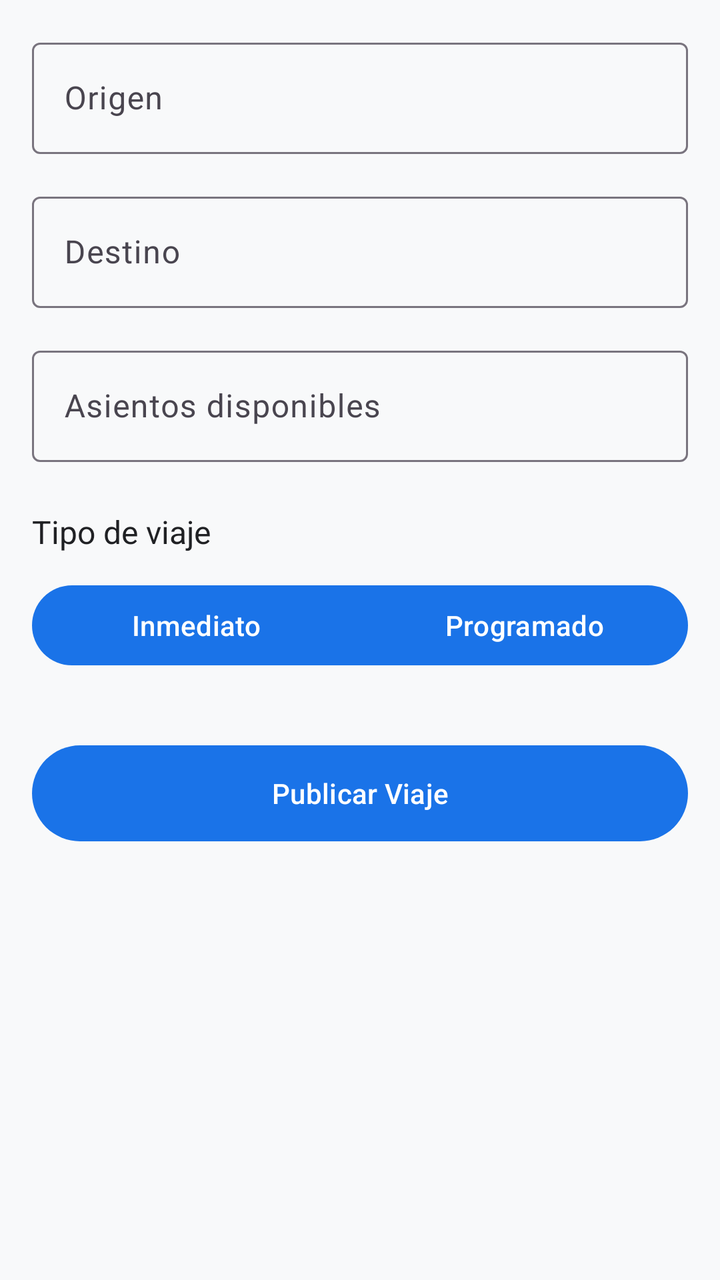
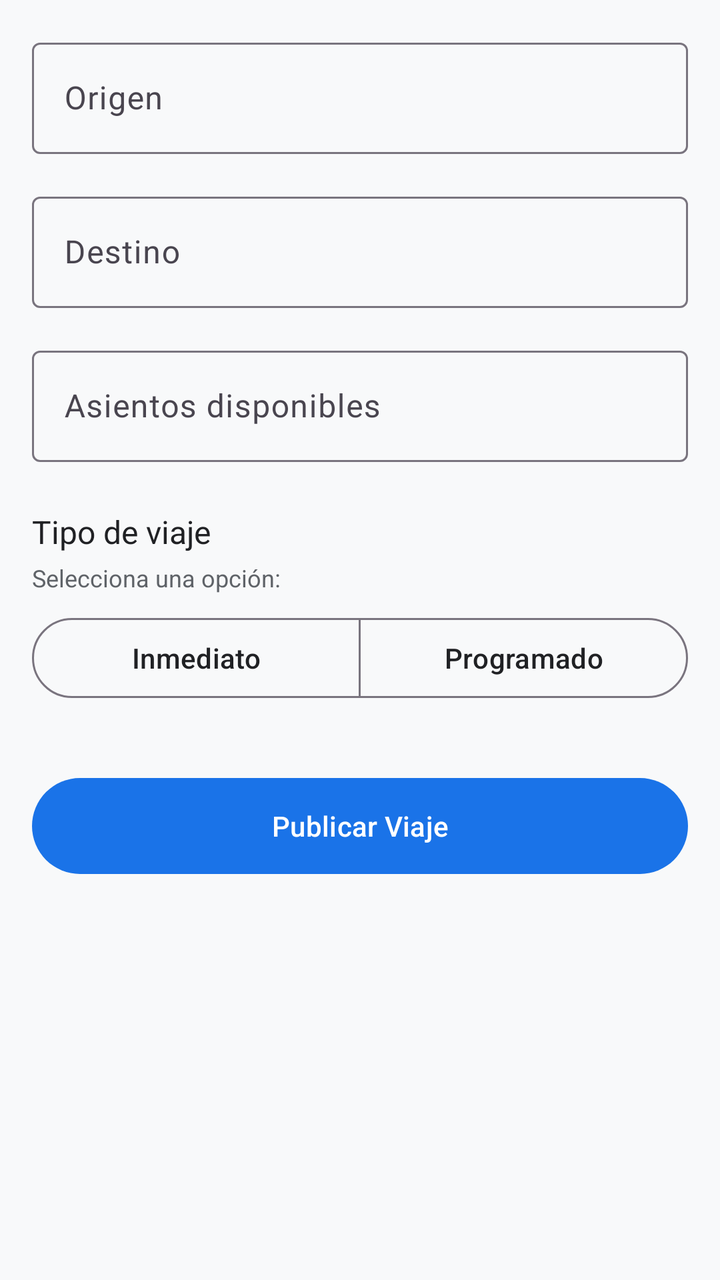

Two renders of the same Android screen: before a commit and after it. Below are the layout's source before the change and the commit's diff.
<!-- AndroidManifest.xml: application theme Theme.CarpoolApp -->
<!-- res/layout/fragment_publicar_viaje.xml -->
<?xml version="1.0" encoding="utf-8"?>
<ScrollView
    xmlns:android="http://schemas.android.com/apk/res/android"
    xmlns:app="http://schemas.android.com/apk/res-auto"
    android:layout_width="match_parent"
    android:layout_height="match_parent">

    <androidx.constraintlayout.widget.ConstraintLayout
        android:layout_width="match_parent"
        android:layout_height="wrap_content"
        android:padding="@dimen/margin_medium">

        <com.google.android.material.textfield.TextInputLayout
            android:id="@+id/origen_layout"
            android:layout_width="0dp"
            android:layout_height="wrap_content"
            android:hint="@string/label_origen"
            style="@style/Widget.Material3.TextInputLayout.OutlinedBox"
            app:layout_constraintTop_toTopOf="parent"
            app:layout_constraintStart_toStartOf="parent"
            app:layout_constraintEnd_toEndOf="parent">

            <com.google.android.material.textfield.TextInputEditText
                android:id="@+id/origen_input"
                android:layout_width="match_parent"
                android:layout_height="wrap_content" />
        </com.google.android.material.textfield.TextInputLayout>

        <com.google.android.material.textfield.TextInputLayout
            android:id="@+id/destino_layout"
            android:layout_width="0dp"
            android:layout_height="wrap_content"
            android:hint="@string/label_destino"
            style="@style/Widget.Material3.TextInputLayout.OutlinedBox"
            app:layout_constraintTop_toBottomOf="@id/origen_layout"
            app:layout_constraintStart_toStartOf="parent"
            app:layout_constraintEnd_toEndOf="parent"
            android:layout_marginTop="16dp">

            <com.google.android.material.textfield.TextInputEditText
                android:id="@+id/destino_input"
                android:layout_width="match_parent"
                android:layout_height="wrap_content" />
        </com.google.android.material.textfield.TextInputLayout>

        <com.google.android.material.textfield.TextInputLayout
            android:id="@+id/asientos_layout"
            android:layout_width="0dp"
            android:layout_height="wrap_content"
            android:hint="@string/label_asientos"
            style="@style/Widget.Material3.TextInputLayout.OutlinedBox"
            app:layout_constraintTop_toBottomOf="@id/destino_layout"
            app:layout_constraintStart_toStartOf="parent"
            app:layout_constraintEnd_toEndOf="parent"
            android:layout_marginTop="16dp">

            <com.google.android.material.textfield.TextInputEditText
                android:id="@+id/asientos_input"
                android:layout_width="match_parent"
                android:layout_height="wrap_content"
                android:inputType="number" />
        </com.google.android.material.textfield.TextInputLayout>

        <TextView
            android:id="@+id/tipo_label"
            android:layout_width="wrap_content"
            android:layout_height="wrap_content"
            android:text="@string/label_tipo_viaje"
            android:textSize="16sp"
            android:textColor="@color/text_primary"
            app:layout_constraintTop_toBottomOf="@id/asientos_layout"
            app:layout_constraintStart_toStartOf="parent"
            android:layout_marginTop="24dp" />

        <com.google.android.material.button.MaterialButtonToggleGroup
            android:id="@+id/tipo_toggle"
            android:layout_width="0dp"
            android:layout_height="wrap_content"
            app:layout_constraintTop_toBottomOf="@id/tipo_label"
            app:layout_constraintStart_toStartOf="parent"
            app:layout_constraintEnd_toEndOf="parent"
            android:layout_marginTop="12dp"
            app:singleSelection="true">

            <com.google.android.material.button.MaterialButton
                android:id="@+id/btn_inmediato"
                android:layout_width="0dp"
                android:layout_height="wrap_content"
                android:text="@string/label_inmediato"
                android:layout_weight="1" />

            <com.google.android.material.button.MaterialButton
                android:id="@+id/btn_programado"
                android:layout_width="0dp"
                android:layout_height="wrap_content"
                android:text="@string/label_programado"
                android:checked="true"
                android:layout_weight="1" />
        </com.google.android.material.button.MaterialButtonToggleGroup>

        <com.google.android.material.button.MaterialButton
            android:id="@+id/btn_publicar"
            android:layout_width="0dp"
            android:layout_height="56dp"
            android:text="@string/btn_publicar_viaje"
            app:layout_constraintTop_toBottomOf="@id/tipo_toggle"
            app:layout_constraintStart_toStartOf="parent"
            app:layout_constraintEnd_toEndOf="parent"
            android:layout_marginTop="32dp" />

    </androidx.constraintlayout.widget.ConstraintLayout>
</ScrollView>
<!-- resources referenced by this layout -->
<resources>
  <color name="text_primary">#FF202124</color>
  <dimen name="margin_medium">16dp</dimen>
  <string name="btn_publicar_viaje">Publicar Viaje</string>
  <string name="label_asientos">Asientos disponibles</string>
  <string name="label_destino">Destino</string>
  <string name="label_inmediato">Inmediato</string>
  <string name="label_origen">Origen</string>
  <string name="label_programado">Programado</string>
  <string name="label_tipo_viaje">Tipo de viaje</string>
  <style name="Theme.CarpoolApp" parent="Theme.Material3.DayNight.NoActionBar">
          <item name="colorPrimary">@color/primary</item>
          <item name="colorOnPrimary">@color/on_primary</item>
          <item name="colorPrimaryContainer">@color/primary_variant</item>
          <item name="colorSecondary">@color/secondary</item>
          <item name="colorOnSecondary">@color/on_secondary</item>
          <item name="colorError">@color/error</item>
          <item name="colorOnError">@color/on_error</item>
          <item name="android:colorBackground">@color/background</item>
          <item name="colorOnBackground">@color/on_background</item>
          <item name="colorOnSurface">@color/on_surface</item>
      </style>
  <color name="primary">#FF1A73E8</color>
  <color name="on_primary">#FFFFFFFF</color>
  <color name="primary_variant">#FF1557B0</color>
  <color name="secondary">#FF34A853</color>
  <color name="on_secondary">#FFFFFFFF</color>
  <color name="error">#FFD93025</color>
  <color name="on_error">#FFFFFFFF</color>
  <color name="background">#FFF8F9FA</color>
  <color name="on_background">#FF202124</color>
  <color name="on_surface">#FF202124</color>
</resources>

<!-- the commit's change to res/layout/fragment_publicar_viaje.xml (unified diff, before → after) -->
@@ -72,25 +72,41 @@
             app:layout_constraintStart_toStartOf="parent"
             android:layout_marginTop="24dp" />
 
+        <TextView
+            android:id="@+id/tipo_helper"
+            android:layout_width="0dp"
+            android:layout_height="wrap_content"
+            android:text="Selecciona una opción:"
+            android:textSize="12sp"
+            android:textColor="@color/text_secondary"
+            app:layout_constraintTop_toBottomOf="@id/tipo_label"
+            app:layout_constraintStart_toStartOf="parent"
+            app:layout_constraintEnd_toEndOf="parent"
+            android:layout_marginTop="4dp" />
+
         <com.google.android.material.button.MaterialButtonToggleGroup
             android:id="@+id/tipo_toggle"
             android:layout_width="0dp"
             android:layout_height="wrap_content"
-            app:layout_constraintTop_toBottomOf="@id/tipo_label"
+            app:layout_constraintTop_toBottomOf="@id/tipo_helper"
             app:layout_constraintStart_toStartOf="parent"
             app:layout_constraintEnd_toEndOf="parent"
-            android:layout_marginTop="12dp"
-            app:singleSelection="true">
+            android:layout_marginTop="8dp"
+            app:singleSelection="true"
+            app:selectionRequired="true">
 
             <com.google.android.material.button.MaterialButton
                 android:id="@+id/btn_inmediato"
+                style="@style/Widget.Material3.Button.OutlinedButton"
                 android:layout_width="0dp"
                 android:layout_height="wrap_content"
                 android:text="@string/label_inmediato"
-                android:layout_weight="1" />
+                android:layout_weight="1"
+                android:checked="false" />
 
             <com.google.android.material.button.MaterialButton
                 android:id="@+id/btn_programado"
+                style="@style/Widget.Material3.Button.OutlinedButton"
                 android:layout_width="0dp"
                 android:layout_height="wrap_content"
                 android:text="@string/label_programado"
<!-- resource entries referenced after the edit -->
@@ -1,6 +1,7 @@
 <!-- resources referenced by this layout -->
 <resources>
   <color name="text_primary">#FF202124</color>
+  <color name="text_secondary">#FF5F6368</color>
   <dimen name="margin_medium">16dp</dimen>
   <string name="btn_publicar_viaje">Publicar Viaje</string>
   <string name="label_asientos">Asientos disponibles</string>
